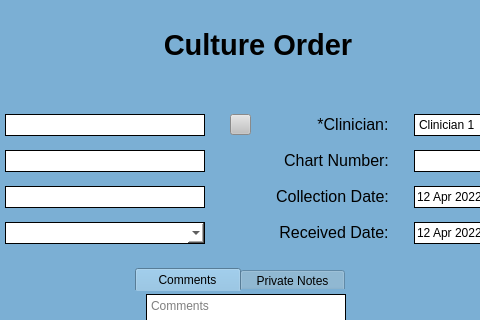
The window that UI Screens/COMBdb_Culture_Order_Form.ui (Kasmanian/COMBDb-oldgen) describes before a commit, drawn with Qt 5; both pictures show x 247 to 727 and y 115 to 435 of the 1010 by 786 pixel window.
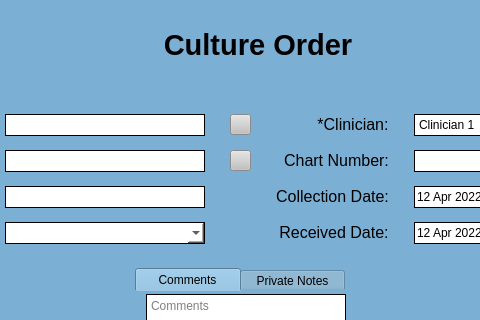
The same window after the commit.

```diff
--- a/UI Screens/COMBdb_Culture_Order_Form.ui
+++ b/UI Screens/COMBdb_Culture_Order_Form.ui
@@ -960,6 +960,47 @@
             </property>
            </spacer>
           </item>
+          <item row="1" column="2">
+           <widget class="QPushButton" name="find2">
+            <property name="sizePolicy">
+             <sizepolicy hsizetype="Fixed" vsizetype="Fixed">
+              <horstretch>0</horstretch>
+              <verstretch>0</verstretch>
+             </sizepolicy>
+            </property>
+            <property name="minimumSize">
+             <size>
+              <width>21</width>
+              <height>21</height>
+             </size>
+            </property>
+            <property name="maximumSize">
+             <size>
+              <width>21</width>
+              <height>21</height>
+             </size>
+            </property>
+            <property name="cursor">
+             <cursorShape>PointingHandCursor</cursorShape>
+            </property>
+            <property name="styleSheet">
+             <string notr="true">QPushButton:hover {
+	 background-color: rgb(210, 210, 210);
+}
+
+QPushButton:focus {
+	background-color: rgb(210, 210, 210);
+}
+
+QPushButton {
+	background-color: rgb(193, 193, 193);
+}</string>
+            </property>
+            <property name="text">
+             <string/>
+            </property>
+           </widget>
+          </item>
          </layout>
         </item>
         <item>
```
